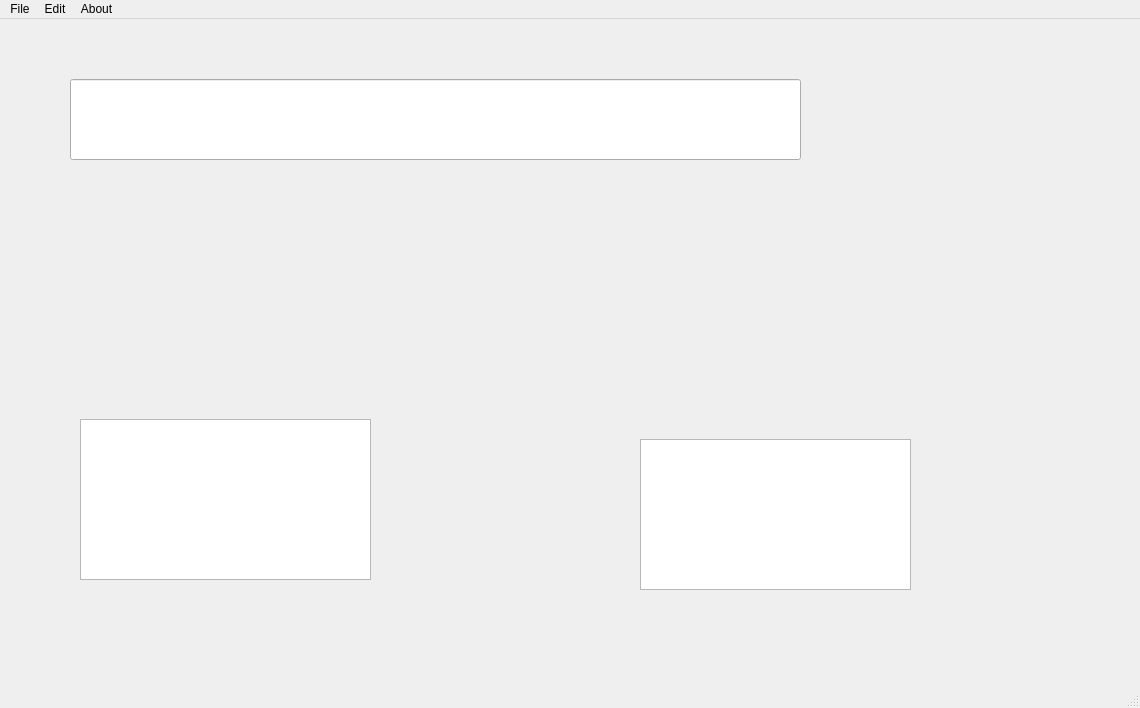
Qt form CS4076Project/mainwindow.ui (MaaHuu221/CS4076-Project) before a commit.
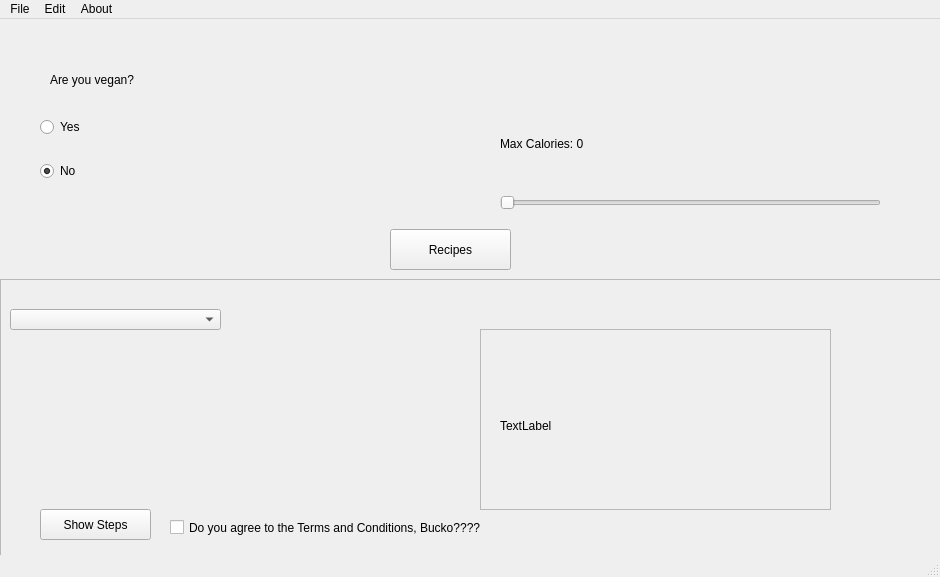
The same form after that commit. Icons and pictures are not drawn.

```diff
--- a/CS4076Project/mainwindow.ui
+++ b/CS4076Project/mainwindow.ui
@@ -6,8 +6,8 @@
    <rect>
     <x>0</x>
     <y>0</y>
-    <width>1140</width>
-    <height>708</height>
+    <width>940</width>
+    <height>577</height>
    </rect>
   </property>
   <property name="windowTitle">
@@ -17,44 +17,166 @@
    <widget class="QWidget" name="verticalLayoutWidget">
     <property name="geometry">
      <rect>
-      <x>80</x>
-      <y>400</y>
-      <width>291</width>
-      <height>161</height>
+      <x>40</x>
+      <y>80</y>
+      <width>160</width>
+      <height>102</height>
      </rect>
     </property>
     <layout class="QVBoxLayout" name="verticalLayout">
      <item>
-      <widget class="QTextEdit" name="textEdit"/>
+      <widget class="QRadioButton" name="vegTrue">
+       <property name="text">
+        <string>Yes</string>
+       </property>
+      </widget>
      </item>
+     <item>
+      <widget class="QRadioButton" name="vegFalse">
+       <property name="text">
+        <string>No</string>
+       </property>
+       <property name="checked">
+        <bool>true</bool>
+       </property>
+      </widget>
+     </item>
     </layout>
    </widget>
-   <widget class="QWidget" name="verticalLayoutWidget_2">
+   <widget class="QLabel" name="label">
     <property name="geometry">
      <rect>
-      <x>640</x>
-      <y>420</y>
-      <width>271</width>
-      <height>151</height>
+      <x>50</x>
+      <y>50</y>
+      <width>131</width>
+      <height>21</height>
      </rect>
     </property>
-    <layout class="QVBoxLayout" name="verticalLayout_2">
-     <item>
-      <widget class="QTextEdit" name="textEdit_2"/>
+    <property name="text">
+     <string>Are you vegan?</string>
+    </property>
+   </widget>
+   <widget class="QWidget" name="gridLayoutWidget">
+    <property name="geometry">
+     <rect>
+      <x>500</x>
+      <y>80</y>
+      <width>381</width>
+      <height>111</height>
+     </rect>
+    </property>
+    <layout class="QGridLayout" name="gridLayout">
+     <item row="1" column="0">
+      <widget class="QSlider" name="calSlider">
+       <property name="maximum">
+        <number>999</number>
+       </property>
+       <property name="orientation">
+        <enum>Qt::Horizontal</enum>
+       </property>
+      </widget>
      </item>
+     <item row="0" column="0">
+      <widget class="QLabel" name="calLabel">
+       <property name="text">
+        <string>Max Calories: 0</string>
+       </property>
+      </widget>
+     </item>
     </layout>
    </widget>
-   <widget class="QLineEdit" name="lineEdit">
+   <widget class="QFrame" name="partTwo">
     <property name="geometry">
      <rect>
-      <x>70</x>
-      <y>60</y>
-      <width>731</width>
-      <height>81</height>
+      <x>0</x>
+      <y>260</y>
+      <width>941</width>
+      <height>291</height>
      </rect>
     </property>
+    <property name="frameShape">
+     <enum>QFrame::StyledPanel</enum>
+    </property>
+    <property name="frameShadow">
+     <enum>QFrame::Raised</enum>
+    </property>
+    <widget class="QComboBox" name="recipeBox">
+     <property name="geometry">
+      <rect>
+       <x>10</x>
+       <y>30</y>
+       <width>211</width>
+       <height>21</height>
+      </rect>
+     </property>
+    </widget>
+    <widget class="QFrame" name="frame_2">
+     <property name="geometry">
+      <rect>
+       <x>480</x>
+       <y>50</y>
+       <width>351</width>
+       <height>181</height>
+      </rect>
+     </property>
+     <property name="frameShape">
+      <enum>QFrame::StyledPanel</enum>
+     </property>
+     <property name="frameShadow">
+      <enum>QFrame::Raised</enum>
+     </property>
+     <widget class="QLabel" name="steps">
+      <property name="geometry">
+       <rect>
+        <x>20</x>
+        <y>31</y>
+        <width>311</width>
+        <height>131</height>
+       </rect>
+      </property>
+      <property name="text">
+       <string>TextLabel</string>
+      </property>
+     </widget>
+    </widget>
+    <widget class="QPushButton" name="stepButt">
+     <property name="geometry">
+      <rect>
+       <x>40</x>
+       <y>230</y>
+       <width>111</width>
+       <height>31</height>
+      </rect>
+     </property>
+     <property name="text">
+      <string>Show Steps</string>
+     </property>
+    </widget>
+    <widget class="QCheckBox" name="TaCBox">
+     <property name="geometry">
+      <rect>
+       <x>170</x>
+       <y>238</y>
+       <width>311</width>
+       <height>21</height>
+      </rect>
+     </property>
+     <property name="text">
+      <string>Do you agree to the Terms and Conditions, Bucko????</string>
+     </property>
+    </widget>
+   </widget>
+   <widget class="QPushButton" name="recipeButt">
+    <property name="geometry">
+     <rect>
+      <x>390</x>
+      <y>210</y>
+      <width>121</width>
+      <height>41</height>
+     </rect>
+    </property>
     <property name="text">
-     <string/>
+     <string>Recipes</string>
     </property>
    </widget>
   </widget>
@@ -63,7 +185,7 @@
     <rect>
      <x>0</x>
      <y>0</y>
-     <width>1140</width>
+     <width>940</width>
      <height>21</height>
     </rect>
    </property>
```
Left out of the diff: 2 changed lines with no effect on the pictures.
